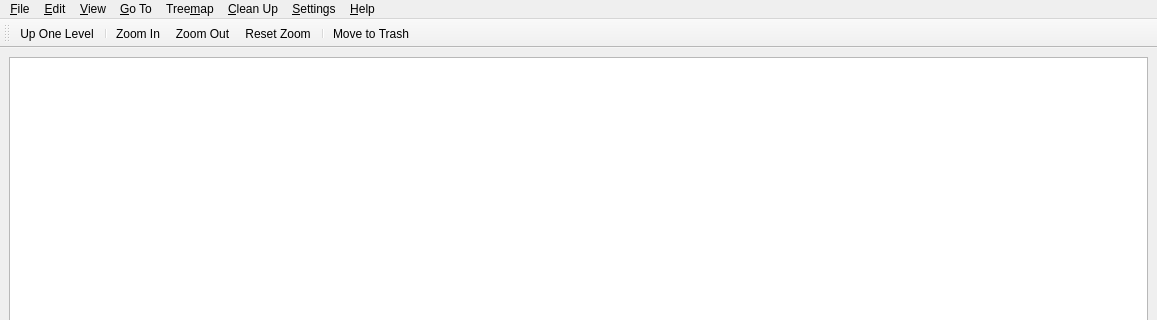
Above: src/main-window.ui from shundhammer/qdirstat before the change; both pictures show x 0 to 1157 and y 0 to 320 of the 1157 by 650 pixel window. Below: the same form after it.
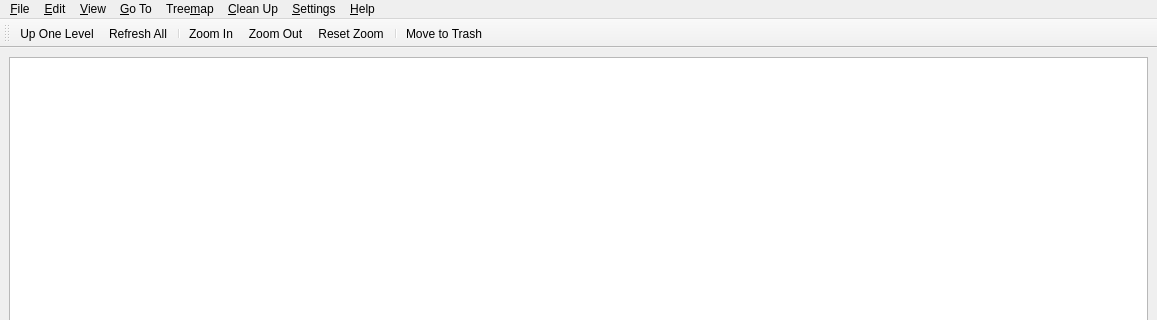
That is the form after the change. Icons and pictures are not drawn. Custom widgets are drawn as their Qt base class.

Commit message: Added 'Refresh All' action to main window toolbar

The edit to the form file:
```diff
--- a/src/main-window.ui
+++ b/src/main-window.ui
@@ -148,6 +148,7 @@
     <bool>false</bool>
    </attribute>
    <addaction name="actionGoUp"/>
+   <addaction name="actionRefreshAll"/>
    <addaction name="separator"/>
    <addaction name="actionTreemapZoomIn"/>
    <addaction name="actionTreemapZoomOut"/>
```
